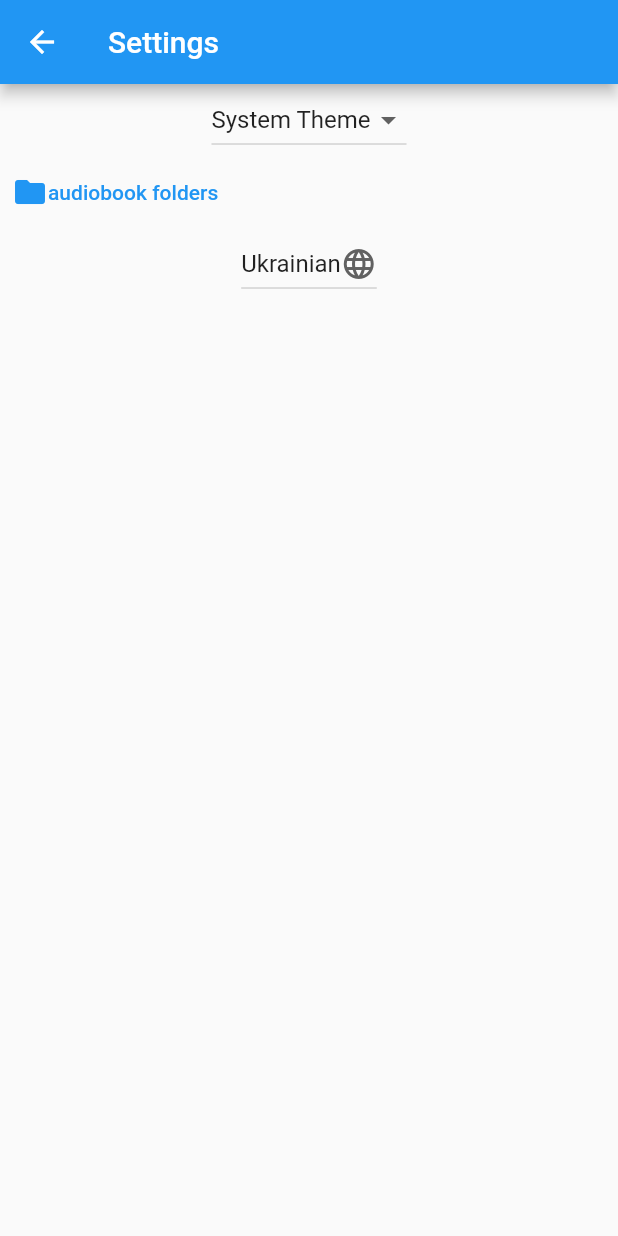
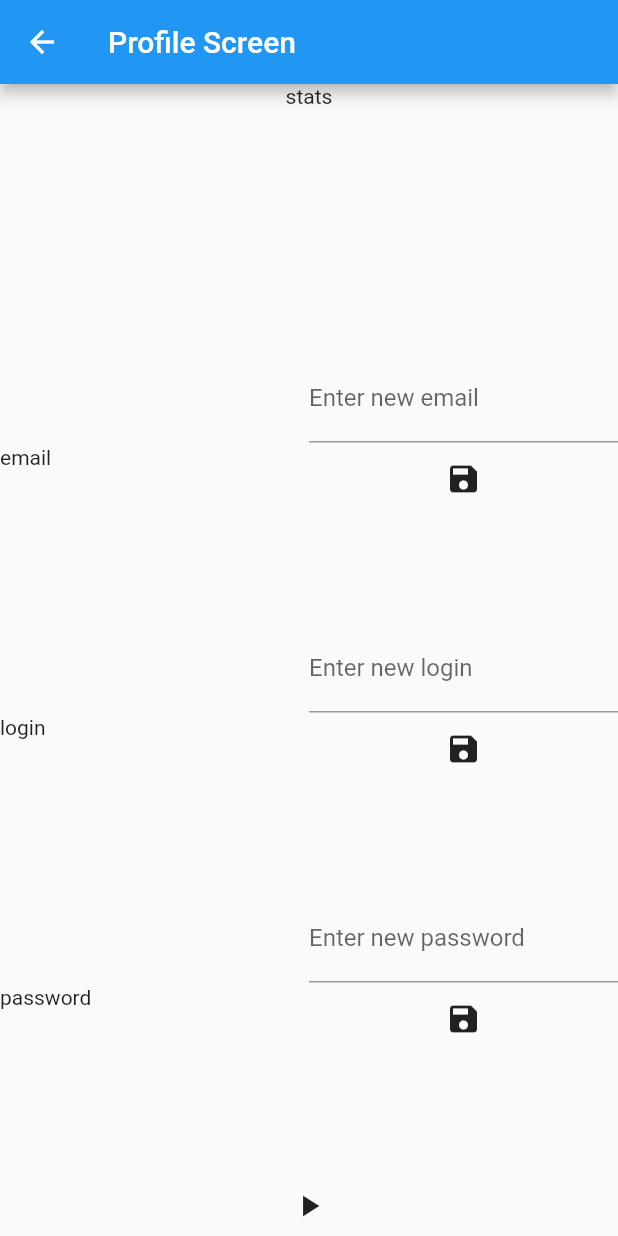
Before and after one commit to IvanShaptalov/audiobookplayer_android, a Flutter app: the screen it shows after launch, item 3 of the bottom bar chosen, after a tap on the "image" icon, on a phone screen of 412 x 824 dp. Run offline on Flutter 3.47's test engine with Material 2 defaults, Android fonts, the phone set to English and light mode, and no system bars; our stand-ins replace audioplayers; generated files the repository leaves out were written again.

Commit message:
feat(profile_screen.dart): created profile screen maket

```diff
--- a/lib/src/app.dart
+++ b/lib/src/app.dart
@@ -1,5 +1,6 @@
 import 'package:audiobook_player/src/pages/audiobookparts/audiobook_parts.dart';
 import 'package:audiobook_player/src/pages/home/home_page.dart';
+import 'package:audiobook_player/src/pages/profile/profile_screen.dart';
 import 'package:flutter/material.dart';
 import 'package:flutter_gen/gen_l10n/app_localizations.dart';
 import 'package:flutter_localizations/flutter_localizations.dart';
@@ -72,7 +73,8 @@ class MyApp extends StatelessWidget {
                     return SettingsView(controller: settingsController);
                   case SampleItemDetailsView.routeName:
                     return SampleItemDetailsView();
-                  // case SampleItemListView.routeName:
+                  case ProfileScreen.routeName:
+                    return ProfileScreen();
                   default:
                     return HomePage();
                 }
--- a/lib/src/pages/home/home_page.dart
+++ b/lib/src/pages/home/home_page.dart
@@ -1,6 +1,7 @@
 import 'package:audiobook_player/src/pages/home/home_screen.dart';
 import 'package:audiobook_player/src/pages/home/view/player.dart';
 import 'package:audiobook_player/src/pages/libpage/library_screen.dart';
+import 'package:audiobook_player/src/pages/profile/profile_screen.dart';
 import 'package:audiobook_player/src/pages/search_page/search_page.dart';
 import 'package:flutter/material.dart';
 
@@ -27,7 +28,7 @@ class _MyApp extends State {
               // Navigate to the settings page. If the user leaves and returns
               // to the app after it has been killed while running in the
               // background, the navigation stack is restored.
-              Navigator.restorablePushNamed(context, SettingsView.routeName);
+              Navigator.restorablePushNamed(context, ProfileScreen.routeName);
             },
           ),
           title: Text(_pageTitles.elementAt(_currentPage)),
--- a/lib/src/pages/home/view/last_achievement.dart
+++ b/lib/src/pages/home/view/last_achievement.dart
@@ -1,4 +1,5 @@
 import 'package:audiobook_player/src/config/config.dart';
+import 'package:audiobook_player/src/pages/profile/profile_screen.dart';
 import 'package:flutter/material.dart';
 
 import 'sample_item_details_view.dart';
@@ -27,7 +28,7 @@ class LastAchievement extends StatelessWidget {
                 // background, the navigation stack is restored.
                 Navigator.restorablePushNamed(
                   context,
-                  SampleItemDetailsView.routeName,
+                  ProfileScreen.routeName,
                 );
               }),
         ));
--- /dev/null
+++ b/lib/src/pages/profile/profile_screen.dart
@@ -0,0 +1,146 @@
+import 'package:audiobook_player/src/config/config.dart';
+import 'package:audiobook_player/src/pages/home/view/player.dart';
+import 'package:flutter/material.dart';
+
+class Email {
+  String email = "";
+}
+
+class Password {
+  String password = "";
+}
+
+class Login {
+  String login = "";
+}
+
+class ProfileScreen extends StatelessWidget {
+  Email email = new Email();
+  Password pass = new Password();
+  Login login = new Login();
+  GlobalKey<FormState> _emailKey = new GlobalKey<FormState>();
+  GlobalKey<FormState> _passKey = new GlobalKey<FormState>();
+  GlobalKey<FormState> _loginKey = new GlobalKey<FormState>();
+
+  static const String routeName = '/profile';
+  @override
+  Widget build(BuildContext context) {
+    return Scaffold(
+      appBar: AppBar(title: Text('Profile Screen')),
+      body:
+          Column(mainAxisAlignment: MainAxisAlignment.spaceBetween, children: [
+        Container(
+          height: MediaConfig.getmediaHeight(context) / 6,
+          child: Text('stats'),
+        ),
+        Row(
+          mainAxisAlignment: MainAxisAlignment.spaceBetween,
+          children: [
+            Text('email'),
+            Container(
+                height: MediaQuery.of(context).size.height / 6,
+                width: MediaQuery.of(context).size.width / 2,
+                child: Form(
+                    key: this._emailKey,
+                    child: Column(children: [
+                      TextFormField(
+                          keyboardType: TextInputType.emailAddress,
+                          validator: (String? inValue) {
+                            if (inValue?.length == 0) {
+                              return "Enter valid email please";
+                            }
+                            return null;
+                          },
+                          onSaved: (inValue) {
+                            this.email.email = inValue!;
+                          },
+                          decoration: InputDecoration(
+                              hintText: "enter email",
+                              labelText: "Enter new email")),
+                      IconButton(
+                          icon: Icon(Icons.save),
+                          onPressed: () {
+                            if (_emailKey.currentState!.validate()) {
+                              _emailKey.currentState?.save();
+                              print("New email: ${this.email.email}");
+                            }
+                          })
+                    ]))),
+          ],
+        ),
+        Row(
+          mainAxisAlignment: MainAxisAlignment.spaceBetween,
+          children: [
+            Text('login'),
+            Container(
+                height: MediaQuery.of(context).size.height / 6,
+                width: MediaQuery.of(context).size.width / 2,
+                child: Form(
+                    key: this._loginKey,
+                    child: Column(children: [
+                      TextFormField(
+                          keyboardType: TextInputType.name,
+                          validator: (String? inValue) {
+                            if (inValue?.length == 0) {
+                              return "Enter valid login please";
+                            }
+                            return null;
+                          },
+                          onSaved: (inValue) {
+                            this.login.login = inValue!;
+                          },
+                          decoration: InputDecoration(
+                              hintText: "enter login",
+                              labelText: "Enter new login")),
+                      IconButton(
+                          icon: Icon(Icons.save),
+                          onPressed: () {
+                            if (_loginKey.currentState!.validate()) {
+                              _loginKey.currentState?.save();
+                              print("New login: ${this.login.login}");
+                            }
+                          })
+                    ]))),
+          ],
+        ),
+        Row(
+          mainAxisAlignment: MainAxisAlignment.spaceBetween,
+          children: [
+            Text('password'),
+            Container(
+                height: MediaQuery.of(context).size.height / 6,
+                width: MediaQuery.of(context).size.width / 2,
+                child: Form(
+                    key: this._passKey,
+                    child: Column(children: [
+                      TextFormField(
+                          keyboardType: TextInputType.visiblePassword,
+                          validator: (String? inValue) {
+                            if (inValue?.length != null &&
+                                inValue!.length < 8) {
+                              return "Enter at least 8 symbols";
+                            }
+                            return null;
+                          },
+                          onSaved: (inValue) {
+                            this.pass.password = inValue!;
+                          },
+                          decoration: InputDecoration(
+                              hintText: "enter password",
+                              labelText: "Enter new password")),
+                      IconButton(
+                          icon: Icon(Icons.save),
+                          onPressed: () {
+                            if (_passKey.currentState!.validate()) {
+                              _passKey.currentState?.save();
+                              print("Password changed");
+                            }
+                          })
+                    ]))),
+          ],
+        ),
+        Player()
+      ]),
+    );
+  }
+}
--- a/lib/src/pages/search_page/search_page.dart
+++ b/lib/src/pages/search_page/search_page.dart
@@ -24,7 +24,7 @@ class SearchPage extends StatelessWidget {
                 key: this._formKey,
                 child: Column(children: [
                   TextFormField(
-                      keyboardType: TextInputType.emailAddress,
+                      keyboardType: TextInputType.url,
                       validator: (String? inValue) {
                         if (inValue?.length == 0) {
                           return "Enter valid link please";
```
